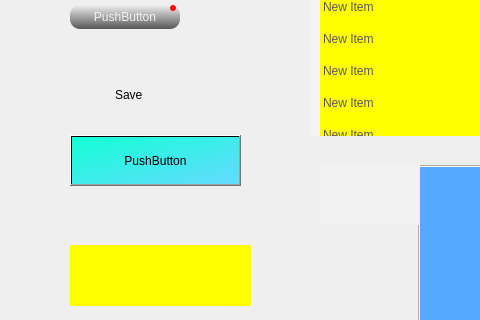
This is qt_demo/sheet_style_demo.ui in MingYueRuYa/worktools as Qt 5 draws it before an edit; both pictures show x 0 to 480 and y 125 to 445 of the 915 by 556 pixel window. The edited form follows.
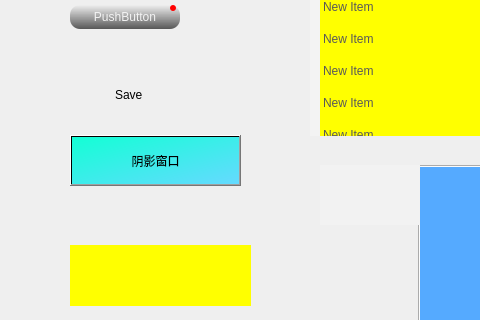
This is the edited form. Icons and pictures are not drawn.

Commit message: 增加阴影窗口demo

The edit to the form file:
```diff
--- a/qt_demo/sheet_style_demo.ui
+++ b/qt_demo/sheet_style_demo.ui
@@ -363,7 +363,7 @@
 border-right-color: qlineargradient(spread:pad, x1:0, y1:0, x2:1, y2:0, stop:0 rgba(255, 255, 255, 255), stop:1 rgba(0, 0, 0, 255));</string>
    </property>
    <property name="text">
-    <string>PushButton</string>
+    <string>阴影窗口</string>
    </property>
   </widget>
   <widget class="QTabWidget" name="tabWidget">
```
Left out of the diff: 2 changed lines with no effect on the pictures. The commit also changes 12 other files.
